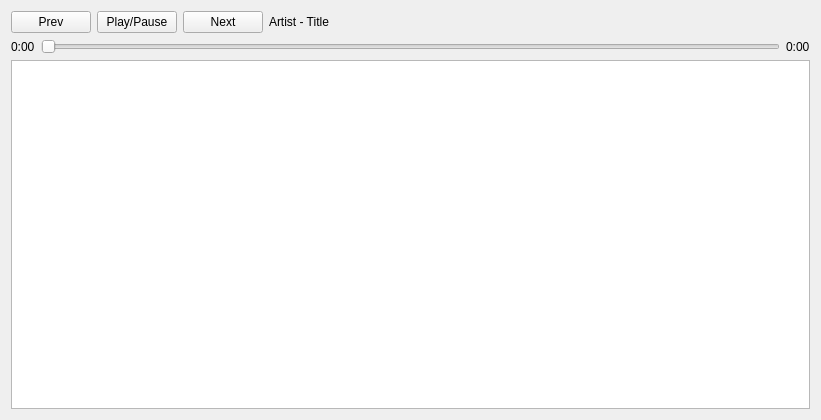
The window that mainwindow.ui (andrewrk/TrenchBowl) describes before a commit, drawn with Qt 5.
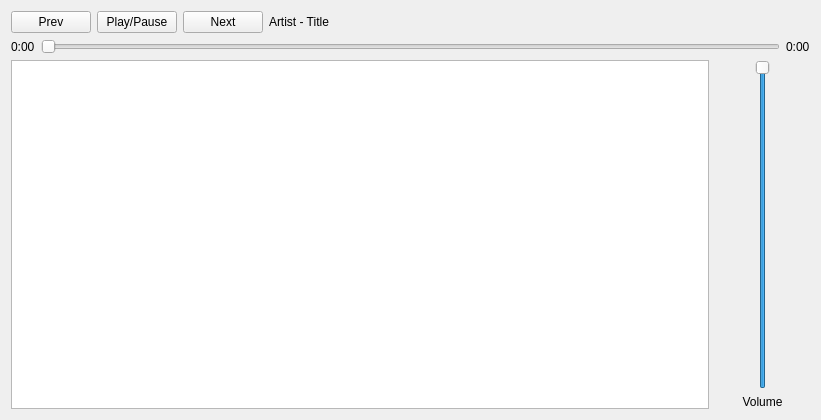
The same window after the commit.

Commit message: add a volume slider

Patch:
```diff
--- a/mainwindow.ui
+++ b/mainwindow.ui
@@ -14,7 +14,7 @@
    <string>TrenchBowl</string>
   </property>
   <widget class="QWidget" name="centralWidget">
-   <layout class="QVBoxLayout" name="verticalLayout">
+   <layout class="QVBoxLayout" name="verticalLayout_2">
     <item>
      <layout class="QHBoxLayout" name="horizontalLayout">
       <item>
@@ -79,11 +79,84 @@
      </layout>
     </item>
     <item>
-     <widget class="QListWidget" name="playlist">
-      <property name="acceptDrops">
-       <bool>true</bool>
-      </property>
-     </widget>
+     <layout class="QHBoxLayout" name="horizontalLayout_3">
+      <item>
+       <widget class="QListWidget" name="playlist">
+        <property name="acceptDrops">
+         <bool>true</bool>
+        </property>
+       </widget>
+      </item>
+      <item>
+       <layout class="QVBoxLayout" name="verticalLayout">
+        <item>
+         <layout class="QHBoxLayout" name="horizontalLayout_4">
+          <item>
+           <spacer name="horizontalSpacer">
+            <property name="orientation">
+             <enum>Qt::Horizontal</enum>
+            </property>
+            <property name="sizeType">
+             <enum>QSizePolicy::Ignored</enum>
+            </property>
+            <property name="sizeHint" stdset="0">
+             <size>
+              <width>40</width>
+              <height>20</height>
+             </size>
+            </property>
+           </spacer>
+          </item>
+          <item>
+           <widget class="QSlider" name="volSlider">
+            <property name="maximum">
+             <number>65535</number>
+            </property>
+            <property name="singleStep">
+             <number>100</number>
+            </property>
+            <property name="pageStep">
+             <number>1000</number>
+            </property>
+            <property name="value">
+             <number>65535</number>
+            </property>
+            <property name="orientation">
+             <enum>Qt::Vertical</enum>
+            </property>
+           </widget>
+          </item>
+          <item>
+           <spacer name="horizontalSpacer_2">
+            <property name="orientation">
+             <enum>Qt::Horizontal</enum>
+            </property>
+            <property name="sizeType">
+             <enum>QSizePolicy::Ignored</enum>
+            </property>
+            <property name="sizeHint" stdset="0">
+             <size>
+              <width>40</width>
+              <height>20</height>
+             </size>
+            </property>
+           </spacer>
+          </item>
+         </layout>
+        </item>
+        <item>
+         <widget class="QLabel" name="label">
+          <property name="text">
+           <string>Volume</string>
+          </property>
+          <property name="alignment">
+           <set>Qt::AlignCenter</set>
+          </property>
+         </widget>
+        </item>
+       </layout>
+      </item>
+     </layout>
     </item>
    </layout>
   </widget>
```
